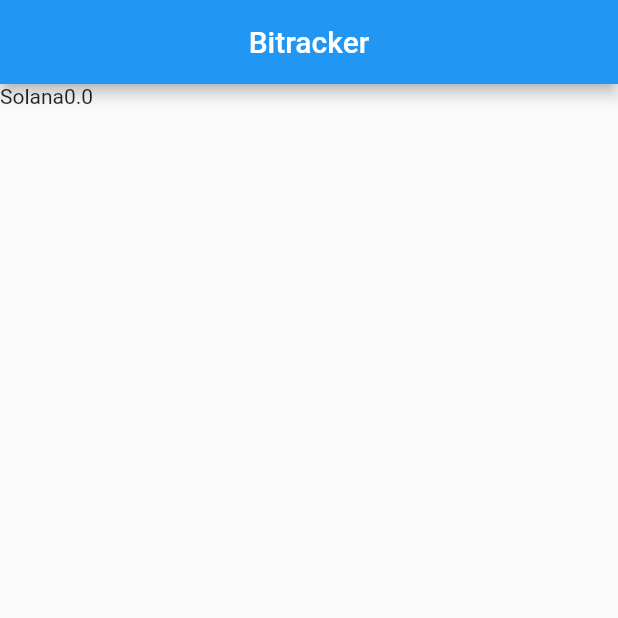
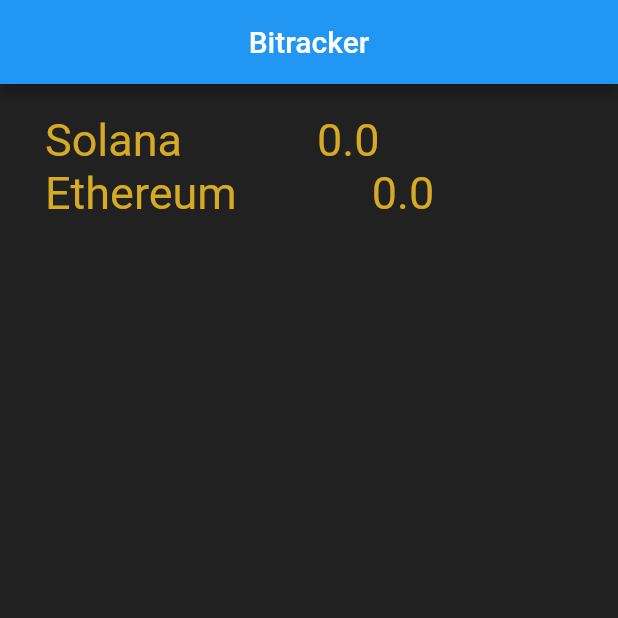
Before and after one commit to endriu00/bitracker-frontend, a Flutter app: the screen it shows after launch, on a phone screen of 412 x 824 dp, the top half of it. Run offline on Flutter 3.47's test engine with Material 2 defaults, Android fonts, the phone set to English and light mode, and no system bars.

Commit message:
Change the layout and style

```diff
--- a/lib/main.dart
+++ b/lib/main.dart
@@ -41,8 +41,8 @@ class BitrackerPrice extends StatefulWidget {
 }
 
 class _BitrackerPriceState extends State<BitrackerPrice> {
-  double price = 0;
   double solanaPrice = 0;
+  double ethereumPrice = 0;
 
   Timer? timer;
 
@@ -50,6 +50,10 @@ class _BitrackerPriceState extends State<BitrackerPrice> {
   void initState() {
     super.initState();
     timer = Timer.periodic(Duration(seconds: 15), (Timer t) => getPrice('solana').then((value) => setState(() => solanaPrice = value,)));
+    //timer = Timer.periodic(Duration(seconds: 15), (Timer t) => getPrice('bitcoin').then((value) => setState(() => solanaPrice = value,)));
+    timer = Timer.periodic(Duration(seconds: 15), (Timer t) => getPrice('ethereum').then((value) => setState(() => ethereumPrice = value,)));
+    //timer = Timer.periodic(Duration(seconds: 15), (Timer t) => getPrice('alpaca-finance').then((value) => setState(() => solanaPrice = value,)));
+
   }
 
   @override
@@ -68,27 +72,77 @@ class _BitrackerPriceState extends State<BitrackerPrice> {
         "cmc_api_key": "",
       },
     );
-    print(response.body);
     return jsonDecode(response.body);
-
   }
 
   @override
   Widget build(BuildContext context) {
-    return Column(
+    return Container(
+      color: Colors.black87,
+      padding: const EdgeInsets.symmetric(
+        horizontal: 30,
+        vertical: 20,
+      ),
+      child: Column(
         children: [
           Row(
-          crossAxisAlignment: CrossAxisAlignment.start,
             children: <Widget>[
-            Text(
+              const Text(
                 'Solana',
+                style: TextStyle(
+                  color: Color.fromARGB(255, 214, 170, 37),
+                  fontSize: 30,
+                ),
+              ),
+              const SizedBox(
+                width: 90,
+                height: 20,
               ),
               Text(
                 '$solanaPrice',
+                style: const TextStyle(
+                  color: Color.fromARGB(255, 214, 170, 37),
+                  fontSize: 30,
+                ),
+              ),
+            ],
+          ),
+          Row(
+            children: <Widget>[
+              const Text(
+                'Ethereum',
+                style: TextStyle(
+                  color: Color.fromARGB(255, 214, 170, 37),
+                  fontSize: 30,
+                ),
+              ),
+              const SizedBox(
+                width: 90,
+                height: 20,
+              ),
+              Text(
+                '$ethereumPrice',
+                style: const TextStyle(
+                  color: Color.fromARGB(255, 214, 170, 37),
+                  fontSize: 30,
+                ),
               ),
             ],
           ),
         ],
+      ),
     );
   }
 }
+
+
+class CryptoRow extends StatelessWidget {
+  const CryptoRow({ Key? key }) : super(key: key);
+
+  @override
+  Widget build(BuildContext context) {
+    return Container(
+
+    );
+  }
+}
```
Lines whose indentation alone changed are shown as unchanged.
